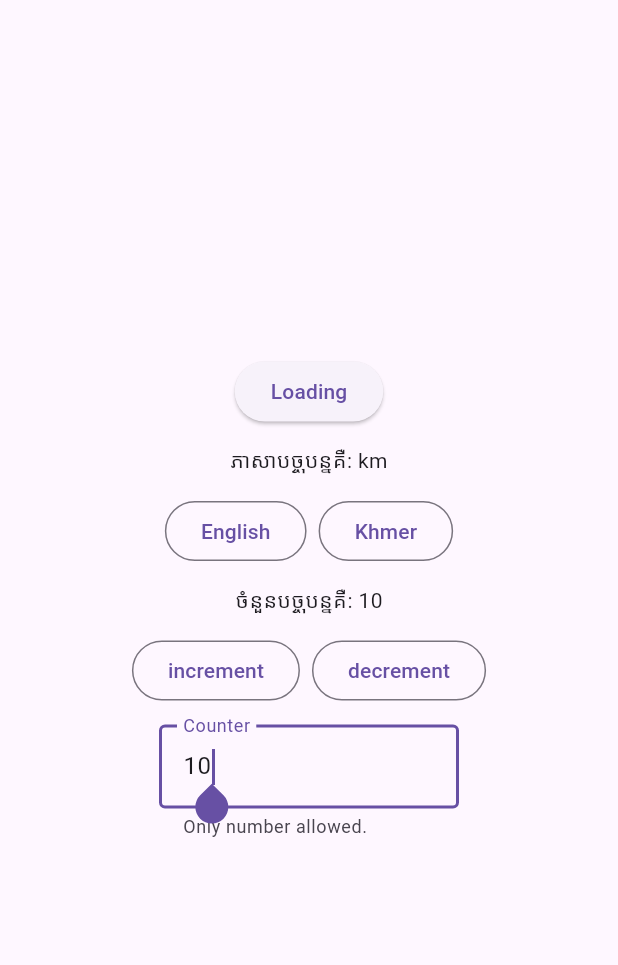
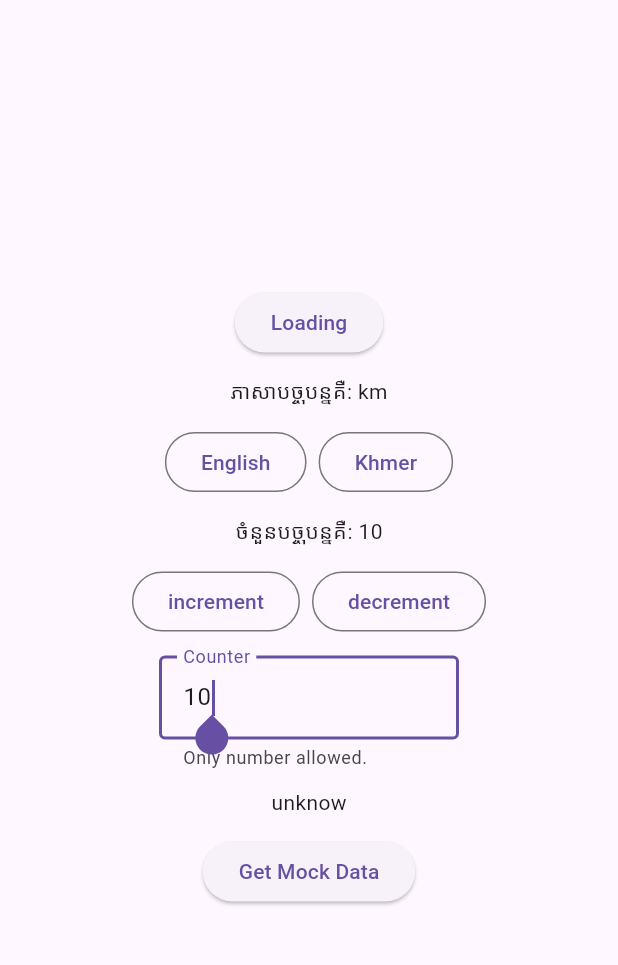
Before and after one commit to Sophoun/flutter_base, a Flutter app: the screen it shows after launch, on a phone screen of 412 x 824 dp, the part 63-1028 px from its top. Run offline on Flutter 3.47's test engine with Material 3 defaults, Android fonts, the phone set to English and light mode, and no system bars; our stand-ins replace auto_route.

Commit message:
provide di container

```diff
--- a/example/lib/main.dart
+++ b/example/lib/main.dart
@@ -1,6 +1,7 @@
 import 'package:example/lang/en.dart';
 import 'package:example/lang/kh.dart';
 import 'package:example/route/app_router.dart';
+import 'package:example/service/mock_service.dart';
 import 'package:example/vm/home_vm.dart';
 import 'package:flutter/material.dart';
 import 'package:flutter_base/flutter_base.dart';
@@ -24,6 +25,7 @@ class MyApp extends StatelessWidget {
         Kh(lang: Lang.km),
       ],
       viewModels: [HomeVm()],
+      diContainer: DiContainer()..register(MockService()),
       child: MaterialApp.router(routerConfig: appRouter.config()),
     );
   }
--- a/example/lib/page/home_page.dart
+++ b/example/lib/page/home_page.dart
@@ -76,6 +76,11 @@ class HomePage extends BaseWidget {
                 helperText: "Only number allowed.",
               ),
             ),
+            homeVM.mockValue.builder(build: (value) => Text(value ?? "")),
+            ElevatedButton(
+              onPressed: () => homeVM.getMockData(),
+              child: Text("Get Mock Data"),
+            ),
           ],
         ),
       ),
--- /dev/null
+++ b/example/lib/service/mock_service.dart
@@ -0,0 +1,7 @@
+class MockService {
+  Future<String> getHelloWorld() async {
+    await Future.delayed(Duration(milliseconds: 500));
+    // Mock service
+    return "Hello World";
+  }
+}
--- a/example/lib/vm/home_vm.dart
+++ b/example/lib/vm/home_vm.dart
@@ -1,9 +1,15 @@
+import 'package:example/service/mock_service.dart';
 import 'package:flutter/widgets.dart';
 import 'package:flutter_base/flutter_base.dart';
 
 class HomeVm extends BaseVm {
+  late final mockService = di.get<MockService>();
+
   /// Counter variable
   final counter = ValueNotifier(10);
+
+  /// Mock value
+  final mockValue = ValueNotifier("unknow");
 
   /// Try show loading
   Future<void> tryShowLoading() async {
@@ -23,4 +29,13 @@ class HomeVm extends BaseVm {
       counter.value--;
     }
   }
+
+  /// get mock data
+  void getMockData() {
+    postLoading(true);
+    mockService
+        .getHelloWorld()
+        .then((v) => mockValue.value = v)
+        .whenComplete(() => postLoading(false));
+  }
 }
--- a/lib/src/base/base_vm.dart
+++ b/lib/src/base/base_vm.dart
@@ -2,8 +2,8 @@ import 'package:flutter/widgets.dart';
 import 'package:flutter_base/src/di/di_container.dart';
 
 abstract class BaseVm extends ChangeNotifier {
-  /// Get the di object of type [T]
-  T getDi<T>() => DiContainer.get<T>();
+  // Expose DI container to view model
+  final di = DiContainer();
 
   /// Is loading
   final isLoading = ValueNotifier(false);
--- a/lib/src/base/base_widget.dart
+++ b/lib/src/base/base_widget.dart
@@ -31,8 +31,8 @@ class _BaseWidgetState extends State<BaseWidget> {
     return VmInherited.of<T>(context);
   }
 
-  /// Get the di object of type [T]
-  T getDi<T>() => DiContainer.get<T>();
+  /// Expose DI container to base widget
+  final di = DiContainer();
 
   /// Get localization from the inherited widget
   LocalizeInherited get local => LocalizeInherited.of(context);
--- a/lib/src/di/di_container.dart
+++ b/lib/src/di/di_container.dart
@@ -1,17 +1,26 @@
-/// This class hold all the module that want to inject to widget,
-/// view model or other that provide
+/// DI Container
 class DiContainer {
-  DiContainer({List<dynamic> initModules = const []}) {
-    _modules.clear();
-    for (var e in initModules) {
-      _modules.add(MapEntry(e.runtimeType, e));
-    }
+  final _dependencies = <Type, Object>{};
+
+  // Singleton instance
+  static final DiContainer _instance = DiContainer._internal();
+
+  factory DiContainer() {
+    return _instance;
   }
 
-  static final List<MapEntry<Type, dynamic>> _modules = [];
+  DiContainer._internal();
 
-  /// Get instance from di
-  static T get<T>() {
-    return _modules.firstWhere((element) => element.key == T).value as T;
+  // Method to register a dependency
+  void register<T>(T dependency) {
+    _dependencies[T] = dependency!;
+  }
+
+  // Method to get a dependency
+  T get<T>() {
+    if (!_dependencies.containsKey(T)) {
+      throw Exception('Dependency not found: $T');
+    }
+    return _dependencies[T] as T;
   }
 }
--- a/lib/src/flutter_base.dart
+++ b/lib/src/flutter_base.dart
@@ -18,6 +18,11 @@ class FlutterBase extends StatelessWidget {
   final Lang lang;
   final Widget child;
   final Widget loadingWidget;
+
+  /// DI Container hold all registered dependencies
+  /// from the outside.
+  /// Note: It's singleton, it's not showing using here but
+  /// actualy it's will used by client
   final DiContainer? diContainer;
 
   @override
```
